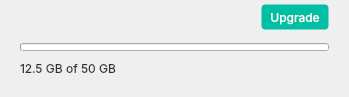
First picture: the form in src/MEGASync/transfers/gui/win/TransfersAccountInfoWidget.ui, repository meganz/MEGAsync, before the edit.
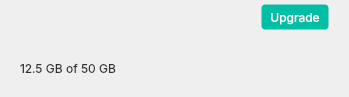
Second picture: the form after the edit. Custom widgets are drawn as their Qt base class.

Commit message:
Update TransfersAccountInfoWidget UI and connect with back end.
Also, make it translatable.

Patch:
```diff
--- a/src/MEGASync/transfers/gui/win/TransfersAccountInfoWidget.ui
+++ b/src/MEGASync/transfers/gui/win/TransfersAccountInfoWidget.ui
@@ -57,7 +57,41 @@
 #bUpgrade::disabled
 {
 	background-color: #00BFA54D;
-}</string>
+}
+
+#pbStorage
+{
+	border-style: none;
+	border-radius: 4px;
+	background-color: #0000000D; /*colorToken.indicator-background*/
+	max-height: 8px;
+}
+
+#pbStorage::chunk
+{
+	background-color: #477EF7; /*colorToken.indicator-indigo*/
+	border-radius: 4px;
+}
+
+#pbStorage[state=&quot;default&quot;]
+{
+	background-color: #CFFCDB; /*colorToken.notification-success*/
+	color: #007C3E; /*colorToken.text-success*/
+}
+
+#pbStorage[state=&quot;warning&quot;]
+{
+	background-color: #FFE4E8; /*colorToken.notification-error*/
+	color: #E31B57; /*colorToken.text-error*/
+}
+
+#pbStorage[state=&quot;error&quot;]
+{
+	background-color: #FFE4E8; /*colorToken.notification-error*/
+	color: #E31B57; /*colorToken.text-error*/
+}
+
+</string>
   </property>
   <layout class="QVBoxLayout" name="verticalLayout">
    <property name="spacing">
```
Left out of the diff: 4 changed lines with no effect on the pictures. The commit also changes 2 other files.
